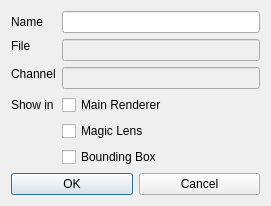
Before: the Qt Designer form core/src/modalityProperties.ui in 3dct/open_iA, drawn with Qt 5.
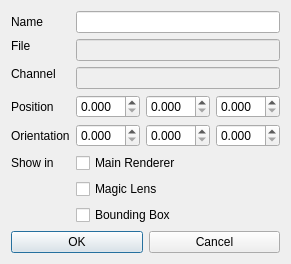
After: the same form once the commit is applied.

Commit message: Modality: View and change position and orientation

What changed in the file:
```diff
--- a/core/src/modalityProperties.ui
+++ b/core/src/modalityProperties.ui
@@ -6,8 +6,8 @@
    <rect>
     <x>0</x>
     <y>0</y>
-    <width>271</width>
-    <height>165</height>
+    <width>289</width>
+    <height>240</height>
    </rect>
   </property>
   <property name="windowTitle">
@@ -29,10 +29,10 @@
       <property name="bottomMargin">
        <number>0</number>
       </property>
-      <item row="1" column="1">
-       <widget class="QLineEdit" name="edFilename">
-        <property name="enabled">
-         <bool>false</bool>
+      <item row="3" column="0">
+       <widget class="QLabel" name="label_5">
+        <property name="text">
+         <string>Position</string>
         </property>
        </widget>
       </item>
@@ -46,37 +46,20 @@
         </property>
        </widget>
       </item>
-      <item row="0" column="1">
-       <widget class="QLineEdit" name="edName"/>
-      </item>
-      <item row="5" column="1">
-       <widget class="QCheckBox" name="cbBoundingBox">
+      <item row="4" column="0">
+       <widget class="QLabel" name="label_6">
         <property name="text">
-         <string>Bounding Box</string>
+         <string>Orientation</string>
         </property>
        </widget>
       </item>
-      <item row="3" column="1">
-       <widget class="QCheckBox" name="cbMainRenderer">
-        <property name="text">
-         <string>Main Renderer</string>
-        </property>
-       </widget>
-      </item>
-      <item row="3" column="0">
+      <item row="5" column="0">
        <widget class="QLabel" name="label_3">
         <property name="text">
          <string>Show in</string>
         </property>
        </widget>
       </item>
-      <item row="4" column="1">
-       <widget class="QCheckBox" name="cbMagicLens">
-        <property name="text">
-         <string>Magic Lens</string>
-        </property>
-       </widget>
-      </item>
       <item row="0" column="0">
        <widget class="QLabel" name="label">
         <property name="text">
@@ -94,13 +77,86 @@
         </property>
        </widget>
       </item>
-      <item row="2" column="1">
+      <item row="3" column="1">
+       <widget class="QDoubleSpinBox" name="dspPositionX">
+        <property name="decimals">
+         <number>3</number>
+        </property>
+       </widget>
+      </item>
+      <item row="2" column="1" colspan="3">
        <widget class="QLineEdit" name="edChannel">
         <property name="enabled">
          <bool>false</bool>
         </property>
        </widget>
       </item>
+      <item row="1" column="1" colspan="3">
+       <widget class="QLineEdit" name="edFilename">
+        <property name="enabled">
+         <bool>false</bool>
+        </property>
+       </widget>
+      </item>
+      <item row="0" column="1" colspan="3">
+       <widget class="QLineEdit" name="edName"/>
+      </item>
+      <item row="3" column="2">
+       <widget class="QDoubleSpinBox" name="dspPositionY">
+        <property name="decimals">
+         <number>3</number>
+        </property>
+       </widget>
+      </item>
+      <item row="3" column="3">
+       <widget class="QDoubleSpinBox" name="dspPositionZ">
+        <property name="decimals">
+         <number>3</number>
+        </property>
+       </widget>
+      </item>
+      <item row="4" column="1">
+       <widget class="QDoubleSpinBox" name="dspOrientationX">
+        <property name="decimals">
+         <number>3</number>
+        </property>
+       </widget>
+      </item>
+      <item row="4" column="2">
+       <widget class="QDoubleSpinBox" name="dspOrientationY">
+        <property name="decimals">
+         <number>3</number>
+        </property>
+       </widget>
+      </item>
+      <item row="4" column="3">
+       <widget class="QDoubleSpinBox" name="dspOrientationZ">
+        <property name="decimals">
+         <number>3</number>
+        </property>
+       </widget>
+      </item>
+      <item row="5" column="1" colspan="3">
+       <widget class="QCheckBox" name="cbMainRenderer">
+        <property name="text">
+         <string>Main Renderer</string>
+        </property>
+       </widget>
+      </item>
+      <item row="6" column="1" colspan="3">
+       <widget class="QCheckBox" name="cbMagicLens">
+        <property name="text">
+         <string>Magic Lens</string>
+        </property>
+       </widget>
+      </item>
+      <item row="7" column="1" colspan="3">
+       <widget class="QCheckBox" name="cbBoundingBox">
+        <property name="text">
+         <string>Bounding Box</string>
+        </property>
+       </widget>
+      </item>
      </layout>
     </widget>
    </item>
```
The commit also changes 1 other file.
